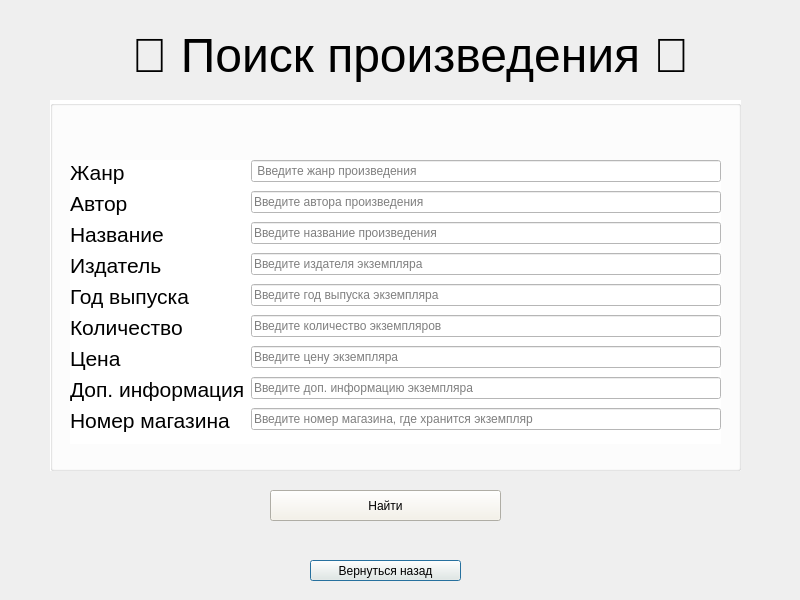
mamam111a/2-year_coursework_client, file finditem_admin.ui: the form before one commit.
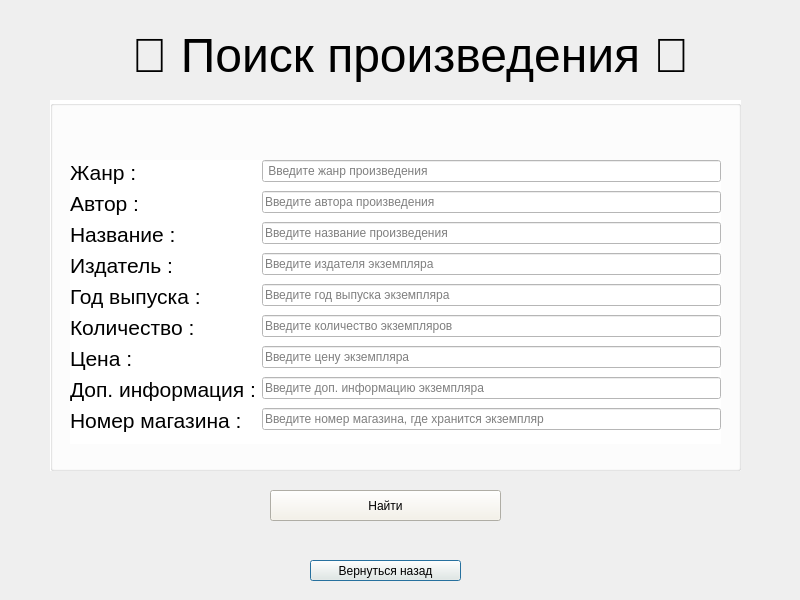
The form after the commit.

Diff of the .ui file:
```diff
--- a/finditem_admin.ui
+++ b/finditem_admin.ui
@@ -73,7 +73,7 @@
      <item row="0" column="0">
       <widget class="QLabel" name="label">
        <property name="text">
-        <string>&lt;html&gt;&lt;head/&gt;&lt;body&gt;&lt;p&gt;&lt;span style=&quot; font-size:16pt;&quot;&gt;Жанр&lt;/span&gt;&lt;/p&gt;&lt;/body&gt;&lt;/html&gt;</string>
+        <string>&lt;html&gt;&lt;head/&gt;&lt;body&gt;&lt;p&gt;&lt;span style=&quot; font-size:16pt;&quot;&gt;Жанр :&lt;/span&gt;&lt;/p&gt;&lt;/body&gt;&lt;/html&gt;</string>
        </property>
       </widget>
      </item>
@@ -87,7 +87,7 @@
      <item row="1" column="0">
       <widget class="QLabel" name="label_2">
        <property name="text">
-        <string>&lt;html&gt;&lt;head/&gt;&lt;body&gt;&lt;p&gt;&lt;span style=&quot; font-size:16pt;&quot;&gt;Автор&lt;/span&gt;&lt;/p&gt;&lt;/body&gt;&lt;/html&gt;</string>
+        <string>&lt;html&gt;&lt;head/&gt;&lt;body&gt;&lt;p&gt;&lt;span style=&quot; font-size:16pt;&quot;&gt;Автор :&lt;/span&gt;&lt;/p&gt;&lt;/body&gt;&lt;/html&gt;</string>
        </property>
       </widget>
      </item>
@@ -101,7 +101,7 @@
      <item row="2" column="0">
       <widget class="QLabel" name="label_3">
        <property name="text">
-        <string>&lt;html&gt;&lt;head/&gt;&lt;body&gt;&lt;p&gt;&lt;span style=&quot; font-size:16pt;&quot;&gt;Название&lt;/span&gt;&lt;/p&gt;&lt;/body&gt;&lt;/html&gt;</string>
+        <string>&lt;html&gt;&lt;head/&gt;&lt;body&gt;&lt;p&gt;&lt;span style=&quot; font-size:16pt;&quot;&gt;Название :&lt;/span&gt;&lt;/p&gt;&lt;/body&gt;&lt;/html&gt;</string>
        </property>
       </widget>
      </item>
@@ -115,7 +115,7 @@
      <item row="3" column="0">
       <widget class="QLabel" name="label_4">
        <property name="text">
-        <string>&lt;html&gt;&lt;head/&gt;&lt;body&gt;&lt;p&gt;&lt;span style=&quot; font-size:16pt;&quot;&gt;Издатель&lt;/span&gt;&lt;/p&gt;&lt;/body&gt;&lt;/html&gt;</string>
+        <string>&lt;html&gt;&lt;head/&gt;&lt;body&gt;&lt;p&gt;&lt;span style=&quot; font-size:16pt;&quot;&gt;Издатель :&lt;/span&gt;&lt;/p&gt;&lt;/body&gt;&lt;/html&gt;</string>
        </property>
       </widget>
      </item>
@@ -129,7 +129,7 @@
      <item row="4" column="0">
       <widget class="QLabel" name="label_5">
        <property name="text">
-        <string>&lt;html&gt;&lt;head/&gt;&lt;body&gt;&lt;p&gt;&lt;span style=&quot; font-size:16pt;&quot;&gt;Год выпуска&lt;/span&gt;&lt;/p&gt;&lt;/body&gt;&lt;/html&gt;</string>
+        <string>&lt;html&gt;&lt;head/&gt;&lt;body&gt;&lt;p&gt;&lt;span style=&quot; font-size:16pt;&quot;&gt;Год выпуска :&lt;/span&gt;&lt;/p&gt;&lt;/body&gt;&lt;/html&gt;</string>
        </property>
       </widget>
      </item>
@@ -143,7 +143,7 @@
      <item row="5" column="0">
       <widget class="QLabel" name="label_6">
        <property name="text">
-        <string>&lt;html&gt;&lt;head/&gt;&lt;body&gt;&lt;p&gt;&lt;span style=&quot; font-size:16pt;&quot;&gt;Количество&lt;/span&gt;&lt;/p&gt;&lt;/body&gt;&lt;/html&gt;</string>
+        <string>&lt;html&gt;&lt;head/&gt;&lt;body&gt;&lt;p&gt;&lt;span style=&quot; font-size:16pt;&quot;&gt;Количество :&lt;/span&gt;&lt;/p&gt;&lt;/body&gt;&lt;/html&gt;</string>
        </property>
       </widget>
      </item>
@@ -157,7 +157,7 @@
      <item row="6" column="0">
       <widget class="QLabel" name="label_7">
        <property name="text">
-        <string>&lt;html&gt;&lt;head/&gt;&lt;body&gt;&lt;p&gt;&lt;span style=&quot; font-size:16pt;&quot;&gt;Цена&lt;/span&gt;&lt;/p&gt;&lt;/body&gt;&lt;/html&gt;</string>
+        <string>&lt;html&gt;&lt;head/&gt;&lt;body&gt;&lt;p&gt;&lt;span style=&quot; font-size:16pt;&quot;&gt;Цена :&lt;/span&gt;&lt;/p&gt;&lt;/body&gt;&lt;/html&gt;</string>
        </property>
       </widget>
      </item>
@@ -171,7 +171,7 @@
      <item row="7" column="0">
       <widget class="QLabel" name="label_8">
        <property name="text">
-        <string>&lt;html&gt;&lt;head/&gt;&lt;body&gt;&lt;p&gt;&lt;span style=&quot; font-size:16pt;&quot;&gt;Доп. информация&lt;/span&gt;&lt;/p&gt;&lt;/body&gt;&lt;/html&gt;</string>
+        <string>&lt;html&gt;&lt;head/&gt;&lt;body&gt;&lt;p&gt;&lt;span style=&quot; font-size:16pt;&quot;&gt;Доп. информация :&lt;/span&gt;&lt;/p&gt;&lt;/body&gt;&lt;/html&gt;</string>
        </property>
       </widget>
      </item>
@@ -185,7 +185,7 @@
      <item row="8" column="0">
       <widget class="QLabel" name="dfgdgf">
        <property name="text">
-        <string>&lt;html&gt;&lt;head/&gt;&lt;body&gt;&lt;p&gt;&lt;span style=&quot; font-size:16pt;&quot;&gt;Номер магазина&lt;/span&gt;&lt;/p&gt;&lt;/body&gt;&lt;/html&gt;</string>
+        <string>&lt;html&gt;&lt;head/&gt;&lt;body&gt;&lt;p&gt;&lt;span style=&quot; font-size:16pt;&quot;&gt;Номер магазина :&lt;/span&gt;&lt;/p&gt;&lt;/body&gt;&lt;/html&gt;</string>
        </property>
       </widget>
      </item>
```
